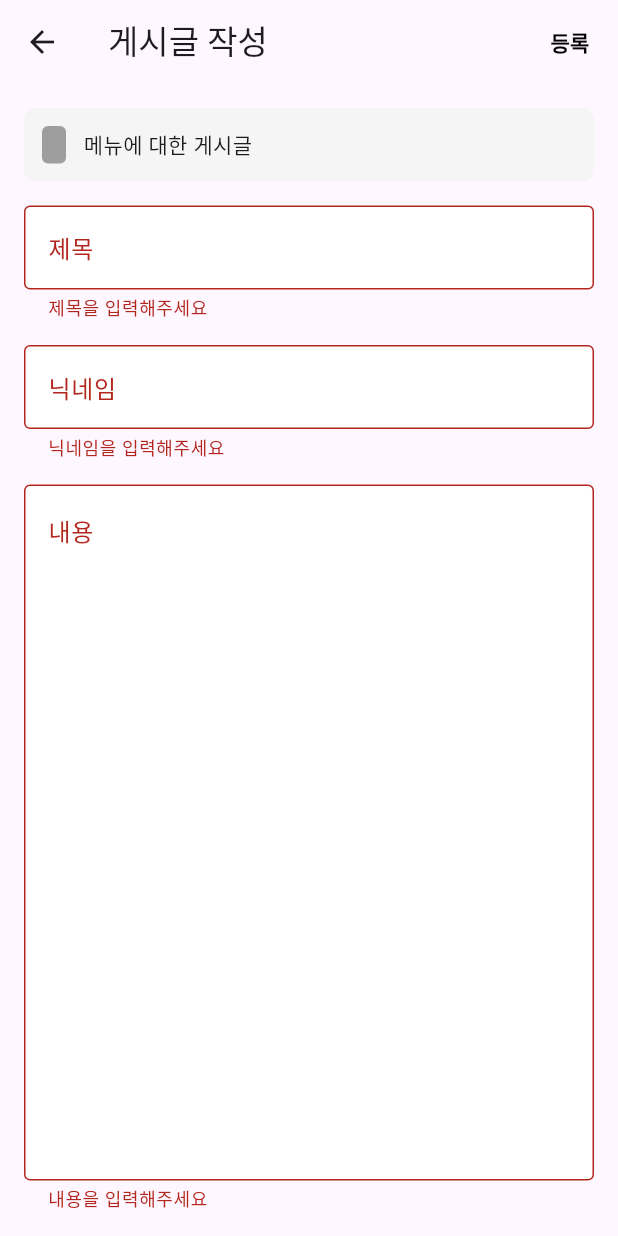
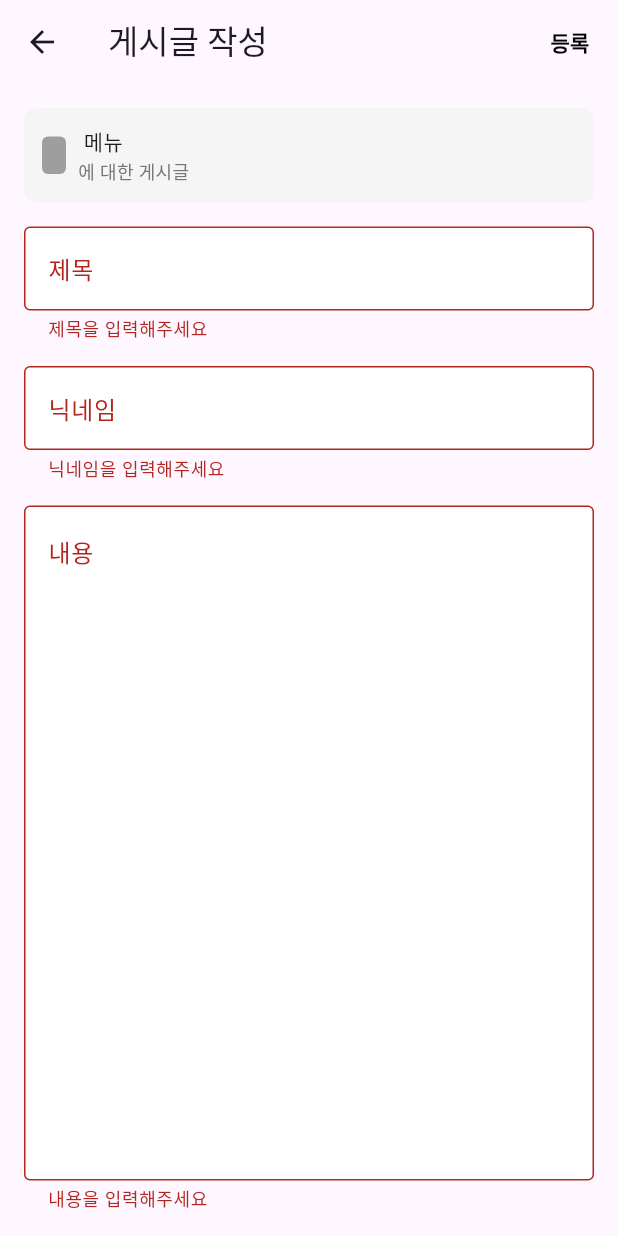
Before and after one commit to Mourn5367/school-meal-app, a Flutter app: the PostCreateScreen screen opened directly with empty values, after a tap on "등록", on a phone screen of 412 x 824 dp. Run offline on Flutter 3.47's test engine with Material 3 defaults, Android fonts, the light colour scheme and no system bars; network calls fail; Roboto replaces fonts that are missing (NotoSansKR).

Commit message:
게시판등록 수정중

```diff
--- a/frontend/lib/screens/post_create_screen.dart
+++ b/frontend/lib/screens/post_create_screen.dart
@@ -3,6 +3,7 @@ import 'package:flutter/material.dart';
 import 'package:provider/provider.dart';
 import '../services/api_service.dart';
 import '../models/meal_model.dart';
+import '../utils/date_utils.dart' as DateUtilsCustom;
 
 class PostCreateScreen extends StatefulWidget {
   final Meal meal;
@@ -46,15 +47,17 @@ class _PostCreateScreenState extends State<PostCreateScreen> {
     try {
       final apiService = Provider.of<ApiService>(context, listen: false);
 
-    // 날짜 파싱 및 재포맷
-    DateTime parsedDate = DateTime.parse(widget.date);
-    String formattedDate = parsedDate.toIso8601String().substring(0, 10);
+      // 개선된 날짜 처리
+      String formattedDate = DateUtilsCustom.DateUtils.formatToApiDate(widget.date);
+
+      print('원본 날짜: ${widget.date}');
+      print('포맷된 날짜: $formattedDate');
 
       await apiService.createPost(
         title: _titleController.text,
         content: _contentController.text,
         author: _authorController.text,
-      mealDate: formattedDate,  // 포맷된 날짜 전달
+        mealDate: formattedDate,
         mealType: widget.meal.mealType,
       );
 
@@ -64,6 +67,7 @@ class _PostCreateScreenState extends State<PostCreateScreen> {
 
       Navigator.pop(context, true);
     } catch (e) {
+      print('게시글 작성 오류: $e');
       ScaffoldMessenger.of(context).showSnackBar(
         SnackBar(content: Text('게시글 작성 중 오류가 발생했습니다: $e')),
       );
@@ -126,9 +130,18 @@ class _PostCreateScreenState extends State<PostCreateScreen> {
                           ),
                           SizedBox(width: 8),
                           Expanded(
-                            child: Text(
-                              '${widget.meal.date} 메뉴에 대한 게시글',
+                            child: Column(
+                              crossAxisAlignment: CrossAxisAlignment.start,
+                              children: [
+                                Text(
+                                  '${DateUtilsCustom.DateUtils.formatForDisplay(widget.date)} 메뉴',
                                   style: TextStyle(fontSize: 14),
+                                ),
+                                Text(
+                                  '${widget.meal.mealType}에 대한 게시글',
+                                  style: TextStyle(fontSize: 12, color: Colors.grey[600]),
+                                ),
+                              ],
                             ),
                           ),
                         ],
--- /dev/null
+++ b/frontend/lib/utils/date_utils.dart
@@ -0,0 +1,58 @@
+// frontend/lib/utils/date_utils.dart
+class DateUtils {
+  // RFC 2822 형식 날짜를 파싱하는 함수
+  static DateTime? parseDate(String dateStr) {
+    try {
+      // 기본 ISO 형식 시도 (yyyy-MM-dd)
+      if (dateStr.contains('-') && !dateStr.contains(',')) {
+        return DateTime.parse(dateStr);
+      }
+
+      // RFC 2822 형식 파싱 (예: "Sun, 25 May 2025 10:10:59 GMT")
+      if (dateStr.contains(',')) {
+        final parts = dateStr.split(' ');
+        if (parts.length >= 4) {
+          final day = int.tryParse(parts[1]);
+          final monthStr = parts[2];
+          final year = int.tryParse(parts[3]);
+
+          final monthMap = {
+            'Jan': 1, 'Feb': 2, 'Mar': 3, 'Apr': 4, 'May': 5, 'Jun': 6,
+            'Jul': 7, 'Aug': 8, 'Sep': 9, 'Oct': 10, 'Nov': 11, 'Dec': 12
+          };
+
+          final month = monthMap[monthStr];
+
+          if (day != null && month != null && year != null) {
+            return DateTime(year, month, day);
+          }
+        }
+      }
+
+      return null;
+    } catch (e) {
+      print('날짜 파싱 실패: $dateStr - $e');
+      return null;
+    }
+  }
+
+  // 날짜를 YYYY-MM-DD 형식으로 포맷
+  static String formatToApiDate(String dateStr) {
+    final parsedDate = parseDate(dateStr);
+    if (parsedDate != null) {
+      return '${parsedDate.year.toString().padLeft(4, '0')}-${parsedDate.month.toString().padLeft(2, '0')}-${parsedDate.day.toString().padLeft(2, '0')}';
+    }
+    return dateStr; // 파싱 실패 시 원본 반환
+  }
+
+  // 날짜를 화면 표시용으로 포맷
+  static String formatForDisplay(String dateStr) {
+    final parsedDate = parseDate(dateStr);
+    if (parsedDate != null) {
+      final weekdays = ['월', '화', '수', '목', '금', '토', '일'];
+      final weekday = weekdays[parsedDate.weekday - 1];
+      return '${parsedDate.month}월 ${parsedDate.day}일 ($weekday)';
+    }
+    return dateStr;
+  }
+}
```
Also changed, not shown: frontend/lib/screens/meal_board_screen.dart (+4 -68 lines), 8 other files. Lines whose indentation alone changed are shown as unchanged.
